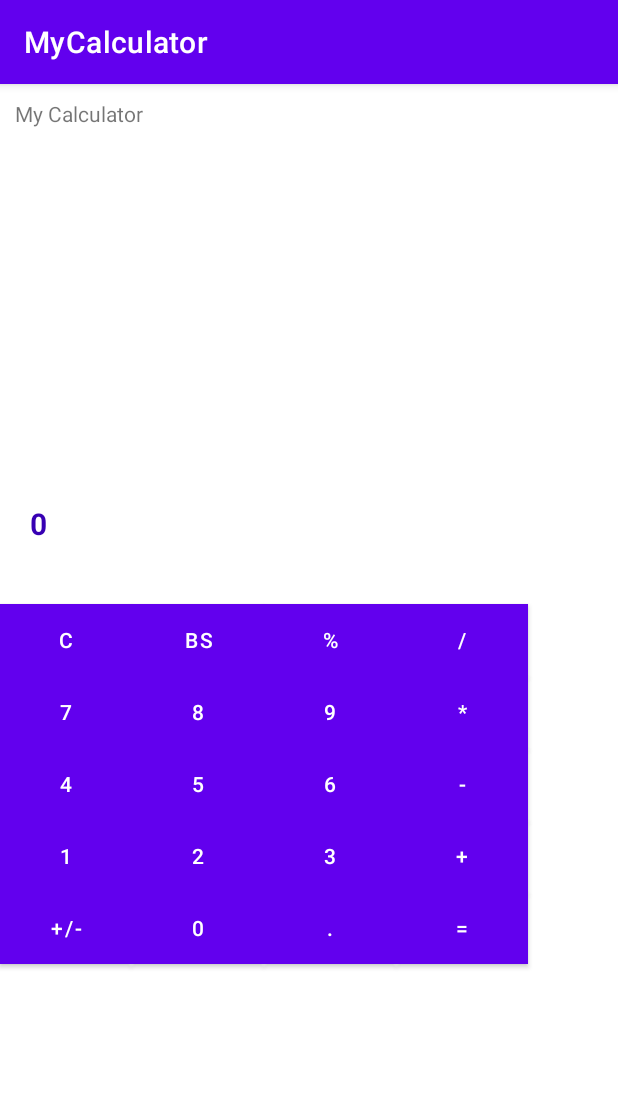
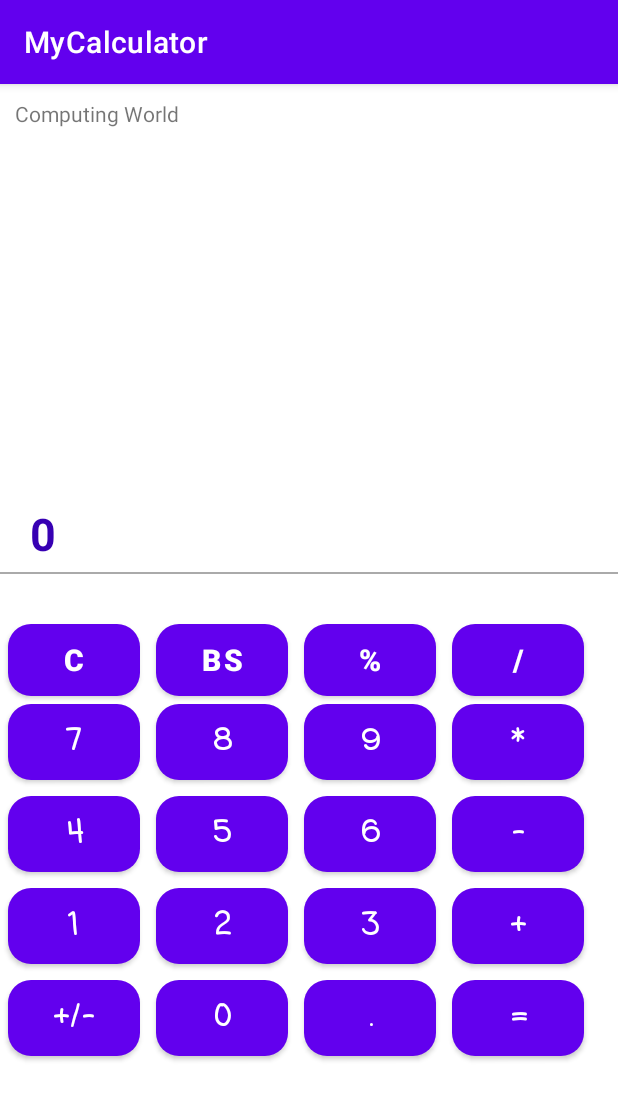
Before and after one commit to bluewangk/AndroidCalculator, an Android app: the screen it shows after launch (MainActivity), on a phone screen of 412 x 824 dp. Shown: the top 1100 px of the screen. Run offline under Robolectric (Android 15) with nearby library versions, the phone set to English and light mode, and no system bars.

Commit message:
Beautify the buttons

```diff
--- a/app/src/main/java/com/example/mycalculator/MainActivity.java
+++ b/app/src/main/java/com/example/mycalculator/MainActivity.java
@@ -14,6 +14,8 @@ public class MainActivity extends AppCompatActivity implements View.OnClickListe
 
     private TextView txtOutput;
     private TextView txtHistory;
+    private boolean invalid = false;
+    private final String InvalidInputError = "Invalid input";
     private final int[] btnArray = {
             R.id.btnClear,
             R.id.btnBackspace,
@@ -102,9 +104,16 @@ public class MainActivity extends AppCompatActivity implements View.OnClickListe
                 txtOutput.append("/");
                 break;
             case R.id.btnEqual:
-                String result = String.valueOf(calculate(txtOutput.getText().toString()));
-                txtOutput.append("="+result);
-                txtHistory.append(txtOutput.getText().toString()+"\n");
+                String result;
+                try {
+                    result = String.valueOf(calculate(txtOutput.getText().toString()));
+                    txtOutput.append("="+result);
+                    txtHistory.append(txtOutput.getText().toString()+"\n");
+                } catch (Exception e) {
+                    invalid = true;
+                    result = InvalidInputError;
+                }
+
                 txtOutput.setText(result);
                 break;
             default:
@@ -121,7 +130,6 @@ public class MainActivity extends AppCompatActivity implements View.OnClickListe
         setContentView(R.layout.activity_main);
 
         txtOutput = findViewById(R.id.txtOutput);
-        //txtOutput.setMovementMethod(new ScrollingMovementMethod());
 
         txtHistory = findViewById(R.id.txtHistory);
         txtHistory.setMovementMethod(new ScrollingMovementMethod());
@@ -193,17 +201,14 @@ public class MainActivity extends AppCompatActivity implements View.OnClickListe
         switch (operator) {
             case "add":
             case "+":
-                // result = first + second;
                 result = firstNo.add(secondNo).doubleValue();
                 break;
             case "subtract":
             case "-":
-                //result = first - second;
                 result = firstNo.subtract(secondNo).doubleValue();
                 break;
             case "multiply":
             case "*":
-                //result = first * second;
                 result = firstNo.multiply(secondNo).doubleValue();
                 break;
             case "divide":
@@ -222,7 +227,14 @@ public class MainActivity extends AppCompatActivity implements View.OnClickListe
     }
 
     private void formatDisplayText(TextView txtView) {
-        StringBuilder strTxt = new StringBuilder(txtView.getText().toString());
+        String input = txtView.getText().toString();
+        // Remove 'Invalid input'
+        if (invalid && input.length() > InvalidInputError.length()) {
+            invalid = false;
+            input = input.substring(InvalidInputError.length());
+        }
+
+        StringBuilder strTxt = new StringBuilder(input);
         if (strTxt.equals("") || strTxt.equals("0"))
             return;
 
@@ -281,6 +293,7 @@ public class MainActivity extends AppCompatActivity implements View.OnClickListe
     }
 
     private StringBuilder mathCalculate(StringBuilder strTxt) {
+//        System.out.println(strTxt.substring(0, strTxt.length() - 1));
         if (!isNumeric(strTxt.substring(0, strTxt.length() - 1)))
             return strTxt;
 
--- /dev/null
+++ b/app/src/main/res/drawable/clear_btn_selector.xml
@@ -0,0 +1,30 @@
+<?xml version="1.0" encoding="utf-8"?>
+<selector xmlns:android="http://schemas.android.com/apk/res/android">
+
+    <item android:state_pressed="false">
+        <shape
+            android:shape="rectangle">
+            <solid android:color="#333333" />
+            <corners android:radius="5dip" />
+            <padding
+                android:left="5dp"
+                android:top="5dp"
+                android:right="5dp"
+                android:bottom="5dp" />
+        </shape>
+    </item>
+
+    <item android:state_pressed="true">
+        <shape
+            android:shape="rectangle">
+            <solid android:color="#CDDC39" />
+            <corners android:radius="5dip" />
+            <padding
+                android:left="5dp"
+                android:top="5dp"
+                android:right="5dp"
+                android:bottom="5dp" />
+        </shape>
+    </item>
+
+</selector>
--- /dev/null
+++ b/app/src/main/res/drawable/num_btn_selector.xml
@@ -0,0 +1,30 @@
+<?xml version="1.0" encoding="utf-8"?>
+<selector xmlns:android="http://schemas.android.com/apk/res/android">
+
+    <item android:state_pressed="false">
+        <shape
+            android:shape="rectangle">
+            <solid android:color="#D1D1D1" />
+            <corners android:radius="15dip" />
+            <padding
+                android:left="5dp"
+                android:top="5dp"
+                android:right="5dp"
+                android:bottom="5dp" />
+        </shape>
+    </item>
+
+    <item android:state_pressed="true">
+        <shape
+            android:shape="rectangle">
+            <solid android:color="#2196F3" />
+            <corners android:radius="5dip" />
+            <padding
+                android:left="5dp"
+                android:top="5dp"
+                android:right="5dp"
+                android:bottom="5dp" />
+        </shape>
+    </item>
+
+</selector>
--- /dev/null
+++ b/app/src/main/res/drawable/op_btn_selector.xml
@@ -0,0 +1,30 @@
+<?xml version="1.0" encoding="utf-8"?>
+<selector xmlns:android="http://schemas.android.com/apk/res/android">
+
+    <item android:state_pressed="false">
+        <shape
+            android:shape="rectangle">
+            <solid android:color="#0078D3" />
+            <corners android:radius="5dip" />
+            <padding
+                android:left="5dp"
+                android:top="5dp"
+                android:right="5dp"
+                android:bottom="5dp" />
+        </shape>
+    </item>
+
+    <item android:state_pressed="true">
+        <shape
+            android:shape="rectangle">
+            <solid android:color="#4CAF50" />
+            <corners android:radius="5dip" />
+            <padding
+                android:left="5dp"
+                android:top="5dp"
+                android:right="5dp"
+                android:bottom="5dp" />
+        </shape>
+    </item>
+
+</selector>
--- a/app/src/main/res/layout/activity_main.xml
+++ b/app/src/main/res/layout/activity_main.xml
@@ -9,7 +9,7 @@
     <TextView
         android:layout_width="wrap_content"
         android:layout_height="wrap_content"
-        android:text="My Calculator"
+        android:text="Computing World"
         android:layout_marginLeft="10dp"
         android:layout_marginTop="10dp"
         android:id="@+id/txtTitle"/>
@@ -29,6 +29,7 @@
         android:textColor="@color/purple_200"
         android:id="@+id/txtHistory"
         />
+
     <TextView
         android:layout_width="match_parent"
         android:layout_height="wrap_content"
@@ -39,184 +40,292 @@
         android:scrollbars="horizontal"
         android:gravity="bottom"
         android:text="0"
-        android:textSize="20sp"
+        android:textSize="30sp"
         android:textStyle="bold"
         android:textColor="@color/purple_700"
         android:id="@+id/txtOutput"
         />
 
+    <View
+        android:layout_width="match_parent"
+        android:layout_height="1dp"
+        android:layout_below="@+id/txtOutput"
+        android:layout_marginTop="5dp"
+        android:background="@android:color/darker_gray"/>
+
     <Button
+        android:background="@drawable/num_btn_selector"
+        android:textSize="20sp"
+        android:textStyle="bold"
+        android:textAllCaps="false"
         android:layout_width="wrap_content"
         android:layout_height="wrap_content"
         android:layout_marginTop="40dp"
+        android:layout_marginLeft="5dp"
+        android:layout_marginRight="5dp"
         android:text="C"
         android:layout_below="@+id/txtOutput"
-        android:background="@color/white"
         android:id="@+id/btnClear"/>
 
     <Button
+        android:background="@drawable/num_btn_selector"
+        android:textSize="20sp"
+        android:textStyle="bold"
+        android:textAllCaps="false"
         android:layout_width="wrap_content"
         android:layout_height="wrap_content"
         android:layout_marginTop="40dp"
+        android:layout_marginLeft="5dp"
+        android:layout_marginRight="5dp"
         android:text="BS"
         android:layout_below="@+id/txtOutput"
         android:layout_toRightOf="@+id/btnClear"
-        android:background="@color/white"
         android:id="@+id/btnBackspace"
         />
     <Button
+        android:background="@drawable/num_btn_selector"
+        android:textSize="20sp"
+        android:textStyle="bold"
+        android:textAllCaps="false"
         android:layout_width="wrap_content"
         android:layout_height="wrap_content"
         android:layout_marginTop="40dp"
+        android:layout_marginLeft="5dp"
+        android:layout_marginRight="5dp"
         android:text="%"
         android:layout_below="@+id/txtOutput"
         android:layout_toRightOf="@+id/btnBackspace"
-        android:background="@color/white"
         android:id="@+id/btnPercent"
         />
     <Button
+        android:background="@drawable/num_btn_selector"
+        android:textSize="20sp"
+        android:textStyle="bold"
+        android:textAllCaps="false"
         android:layout_width="wrap_content"
         android:layout_height="wrap_content"
         android:layout_marginTop="40dp"
+        android:layout_marginLeft="5dp"
+        android:layout_marginRight="5dp"
         android:text="/"
         android:layout_below="@+id/txtOutput"
         android:layout_toRightOf="@+id/btnPercent"
-        android:background="@color/white"
         android:id="@+id/btnDivide"
         />
     <Button
+        android:background="@drawable/num_btn_selector"
+        android:layout_margin="5dp"
+        android:fontFamily="casual"
+        android:textSize="20sp"
+        android:textStyle="bold"
+        android:textAllCaps="false"
         android:layout_width="wrap_content"
         android:layout_height="wrap_content"
         android:text="7"
         android:layout_below="@+id/btnClear"
-        android:background="@color/white"
         android:id="@+id/btnSeven"
         />
     <Button
+        android:background="@drawable/num_btn_selector"
+        android:layout_margin="5dp"
+        android:fontFamily="casual"
+        android:textSize="20sp"
+        android:textStyle="bold"
+        android:textAllCaps="false"
         android:layout_width="wrap_content"
         android:layout_height="wrap_content"
         android:text="8"
         android:layout_below="@+id/btnBackspace"
         android:layout_toRightOf="@+id/btnSeven"
-        android:background="@color/white"
         android:id="@+id/btnEight"
         />
     <Button
+        android:background="@drawable/num_btn_selector"
+        android:layout_margin="5dp"
+        android:fontFamily="casual"
+        android:textSize="20sp"
+        android:textStyle="bold"
+        android:textAllCaps="false"
         android:layout_width="wrap_content"
         android:layout_height="wrap_content"
         android:text="9"
         android:layout_below="@+id/btnBackspace"
         android:layout_toRightOf="@+id/btnEight"
-        android:background="@color/white"
+
         android:id="@+id/btnNine"
         />
     <Button
+        android:background="@drawable/num_btn_selector"
+        android:layout_margin="5dp"
+        android:fontFamily="casual"
+        android:textSize="20sp"
+        android:textStyle="bold"
+        android:textAllCaps="false"
         android:layout_width="wrap_content"
         android:layout_height="wrap_content"
         android:text="*"
         android:layout_below="@+id/btnBackspace"
         android:layout_toRightOf="@+id/btnNine"
-        android:background="@color/white"
         android:id="@+id/btnMultiply"
         />
     <Button
+        android:background="@drawable/num_btn_selector"
+        android:layout_margin="5dp"
+        android:fontFamily="casual"
+        android:textSize="20sp"
+        android:textStyle="bold"
+        android:textAllCaps="false"
         android:layout_width="wrap_content"
         android:layout_height="wrap_content"
         android:text="4"
         android:layout_below="@+id/btnSeven"
-        android:background="@color/white"
         android:id="@+id/btnFour"
         />
     <Button
+        android:background="@drawable/num_btn_selector"
+        android:layout_margin="5dp"
+        android:fontFamily="casual"
+        android:textSize="20sp"
+        android:textStyle="bold"
+        android:textAllCaps="false"
         android:layout_width="wrap_content"
         android:layout_height="wrap_content"
         android:text="5"
         android:layout_below="@+id/btnSeven"
         android:layout_toRightOf="@+id/btnFour"
-        android:background="@color/white"
         android:id="@+id/btnFive"
         />
     <Button
+        android:background="@drawable/num_btn_selector"
+        android:layout_margin="5dp"
+        android:fontFamily="casual"
+        android:textSize="20sp"
+        android:textStyle="bold"
+        android:textAllCaps="false"
         android:layout_width="wrap_content"
         android:layout_height="wrap_content"
         android:text="6"
         android:layout_below="@+id/btnSeven"
         android:layout_toRightOf="@+id/btnFive"
-        android:background="@color/white"
         android:id="@+id/btnSix"
         />
     <Button
+        android:background="@drawable/num_btn_selector"
+        android:layout_margin="5dp"
+        android:fontFamily="casual"
+        android:textSize="20sp"
+        android:textStyle="bold"
+        android:textAllCaps="false"
         android:layout_width="wrap_content"
         android:layout_height="wrap_content"
         android:text="-"
         android:layout_below="@+id/btnSeven"
         android:layout_toRightOf="@+id/btnSix"
-        android:background="@color/white"
         android:id="@+id/btnSubstract"
         />
     <Button
+        android:background="@drawable/num_btn_selector"
+        android:layout_margin="5dp"
+        android:fontFamily="casual"
+        android:textSize="20sp"
+        android:textStyle="bold"
+        android:textAllCaps="false"
         android:layout_width="wrap_content"
         android:layout_height="wrap_content"
         android:text="1"
         android:layout_below="@+id/btnFour"
-        android:background="@color/white"
         android:id="@+id/btnOne"
         />
     <Button
+        android:background="@drawable/num_btn_selector"
+        android:layout_margin="5dp"
+        android:fontFamily="casual"
+        android:textSize="20sp"
+        android:textStyle="bold"
+        android:textAllCaps="false"
         android:layout_width="wrap_content"
         android:layout_height="wrap_content"
         android:text="2"
         android:layout_below="@+id/btnFour"
         android:layout_toRightOf="@+id/btnOne"
-        android:background="@color/white"
         android:id="@+id/btnTwo"
         />
     <Button
+        android:background="@drawable/num_btn_selector"
+        android:layout_margin="5dp"
+        android:fontFamily="casual"
+        android:textSize="20sp"
+        android:textStyle="bold"
+        android:textAllCaps="false"
         android:layout_width="wrap_content"
         android:layout_height="wrap_content"
         android:text="3"
         android:layout_below="@+id/btnFour"
         android:layout_toRightOf="@+id/btnTwo"
-        android:background="@color/white"
         android:id="@+id/btnThree"/>
     <Button
+        android:background="@drawable/num_btn_selector"
+        android:layout_margin="5dp"
+        android:fontFamily="casual"
+        android:textSize="20sp"
+        android:textStyle="bold"
+        android:textAllCaps="false"
         android:layout_width="wrap_content"
         android:layout_height="wrap_content"
         android:text="+"
         android:layout_below="@+id/btnFour"
         android:layout_toRightOf="@+id/btnThree"
-        android:background="@color/white"
         android:id="@+id/btnAdd"/>
     <Button
+        android:background="@drawable/num_btn_selector"
+        android:layout_margin="5dp"
+        android:fontFamily="casual"
+        android:textSize="20sp"
+        android:textStyle="bold"
+        android:textAllCaps="false"
         android:layout_width="wrap_content"
         android:layout_height="wrap_content"
         android:text="+/-"
         android:layout_below="@+id/btnOne"
-        android:background="@color/white"
         android:id="@+id/btnMinus"/>
     <Button
+        android:background="@drawable/num_btn_selector"
+        android:layout_margin="5dp"
+        android:fontFamily="casual"
+        android:textSize="20sp"
+        android:textStyle="bold"
+        android:textAllCaps="false"
         android:layout_width="wrap_content"
         android:layout_height="wrap_content"
         android:text="0"
         android:layout_below="@+id/btnOne"
         android:layout_toRightOf="@+id/btnMinus"
-        android:background="@color/white"
         android:id="@+id/btnZero"/>
     <Button
+        android:background="@drawable/num_btn_selector"
+        android:layout_margin="5dp"
+        android:fontFamily="casual"
+        android:textSize="20sp"
+        android:textStyle="bold"
+        android:textAllCaps="false"
         android:layout_width="wrap_content"
         android:layout_height="wrap_content"
         android:text="."
         android:layout_below="@+id/btnOne"
         android:layout_toRightOf="@+id/btnZero"
-        android:background="@color/white"
         android:id="@+id/btnDot"/>
     <Button
+        android:background="@drawable/num_btn_selector"
+        android:layout_margin="5dp"
+        android:fontFamily="casual"
+        android:textSize="20sp"
+        android:textStyle="bold"
+        android:textAllCaps="false"
         android:layout_width="wrap_content"
         android:layout_height="wrap_content"
         android:text="="
         android:layout_below="@+id/btnOne"
         android:layout_toRightOf="@+id/btnDot"
-        android:background="@color/white"
         android:id="@+id/btnEqual"/>
 
 </RelativeLayout>
```
